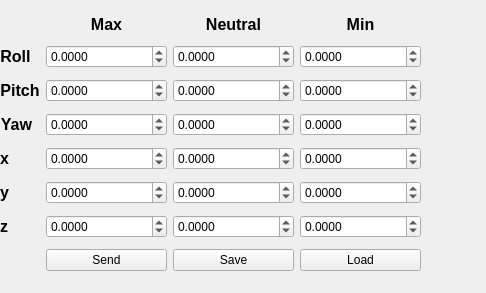
The window that gcs/ui/parametercontrol.ui (lijian8/ahns10) describes before a commit, drawn with Qt 5.
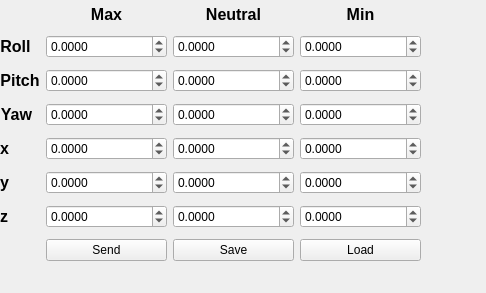
The same window after the commit.

What changed in the file:
```diff
--- a/gcs/ui/parametercontrol.ui
+++ b/gcs/ui/parametercontrol.ui
@@ -29,7 +29,7 @@
    <property name="geometry">
     <rect>
      <x>0</x>
-     <y>10</y>
+     <y>0</y>
      <width>421</width>
      <height>271</height>
     </rect>
```
